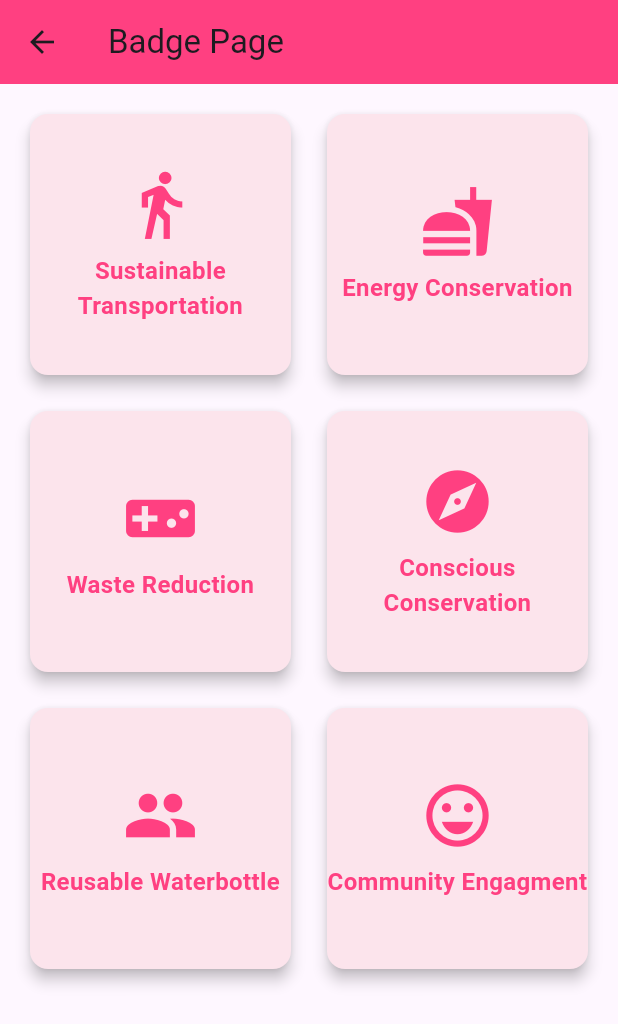
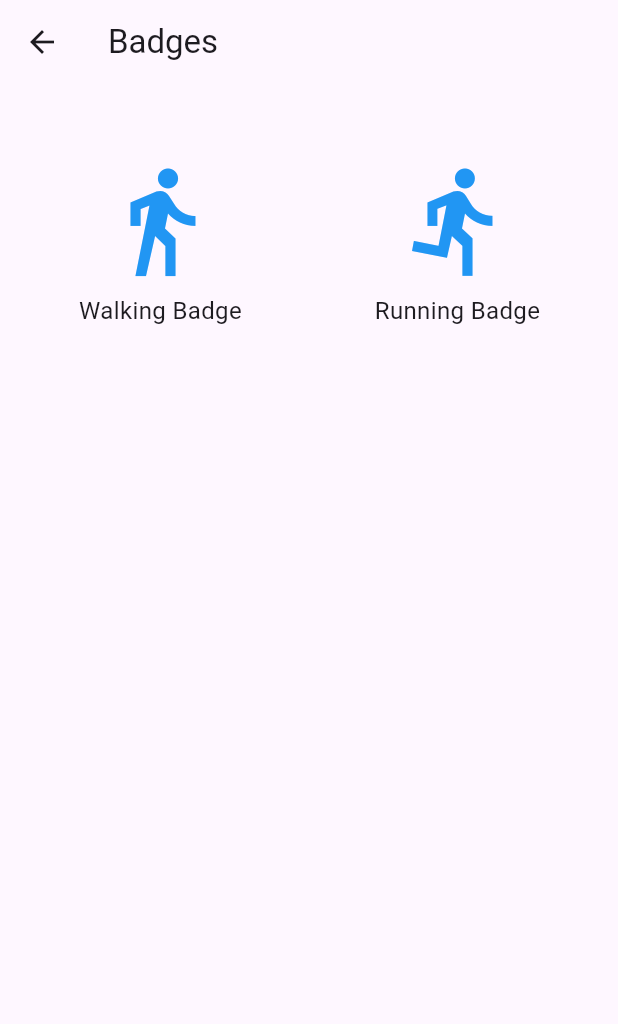
Before and after one commit to pharaguchi/tamazotchi, a Flutter app: the BadgePage screen opened directly, on a phone screen of 412 x 824 dp. Shown: the top 1024 px of the screen. Run offline on Flutter 3.47's test engine with Material 3 defaults, Android fonts, the phone set to English and light mode, and no system bars; our stand-ins replace cloud_firestore, firebase_auth, firebase_core, flutter_spinkit; accounts and stored records are empty; generated files the repository leaves out were written again.

Commit message:
some more updates

```diff
--- a/lib/screens/home/badges.dart
+++ b/lib/screens/home/badges.dart
@@ -1,119 +1,81 @@
-  import 'package:flutter/material.dart';
+import 'package:flutter/material.dart';
+import 'package:tamazotchi/screens/home/badgesDetail.dart';
 
-class BadgePage extends StatelessWidget {
-  // Sample data for badges
+class BadgePage extends StatefulWidget {
+  @override
+  _BadgePageState createState() => _BadgePageState();
+}
+
+class _BadgePageState extends State<BadgePage> {
+  // List of badges with milestone info
   final List<Map<String, dynamic>> badges = [
-    {'title': 'Sustainable Transportation', 'icon': Icons.directions_walk, 'description': 'Complete 10 walks with your pet.'},
-    {'title': 'Energy Conservation', 'icon': Icons.fastfood, 'description': 'Feed your pet 5 times a day.'},
-    {'title': 'Waste Reduction', 'icon': Icons.videogame_asset, 'description': 'Play games with your pet.'},
-    {'title': 'Conscious Conservation', 'icon': Icons.explore, 'description': 'Explore new places together.'},
-    {'title': 'Reusable Waterbottle', 'icon': Icons.group, 'description': 'Connect with other pet owners.'},
-    {'title': 'Community Engagment', 'icon': Icons.sentiment_very_satisfied, 'description': 'Complete happy tasks with your pet.'},
+    {
+      'title': 'Walking Badge',
+      'icon': Icons.directions_walk, // Icon for the badge
+      'description': 'Progress Check:',
+      'milestones': [
+        {'description': 'Walk 5 miles', 'goal': 5, 'progress': 5},
+        {'description': 'Walk 10 miles', 'goal': 10, 'progress': 10},
+        {'description': 'Walk 50 miles', 'goal': 50, 'progress': 13},
+      ]
+    },
+    {
+      'title': 'Running Badge',
+      'icon': Icons.directions_run, // Icon for running
+      'description': 'Progress Check:',
+      'milestones': [
+        {'description': 'Run 5 mile', 'goal': 5, 'progress': 5},
+        {'description': 'Run 10 miles', 'goal': 10, 'progress': 6},
+        {'description': 'Run 50 miles', 'goal': 50, 'progress': 6},
+      ]
+    },
+    // Add more badges as needed
   ];
+
+  // Navigate to detailed page for a specific badge
+  void _navigateToBadgeDetails(BuildContext context, int badgeIndex) {
+    Navigator.push(
+      context,
+      MaterialPageRoute(
+        builder: (context) => BadgeDetailsPage(badgeIndex: badgeIndex, badges: badges),
+      ),
+    );
+  }
 
   @override
   Widget build(BuildContext context) {
     return Scaffold(
-      appBar: AppBar(
-        title: Text('Badge Page'),
-        backgroundColor: Colors.pinkAccent,
-      ),
-      body: GridView.builder(
-        padding: const EdgeInsets.all(16),
-        gridDelegate: SliverGridDelegateWithFixedCrossAxisCount(
-          crossAxisCount: 2, // 2 badges per row
-          crossAxisSpacing: 16,
-          mainAxisSpacing: 16,
-        ),
-        itemCount: badges.length,
-        itemBuilder: (context, index) {
-          var badge = badges[index];
-          return GestureDetector(
-            onTap: () {
-              // Navigate to the badge detail page (You can create a new page for badge details)
-              Navigator.push(
-                context,
-                MaterialPageRoute(
-                  builder: (context) => BadgeDetailPage(
-                    title: badge['title'],
-                    description: badge['description'],
-                  ),
-                ),
-              );
-            },
-            child: Card(
-              color: Colors.pink[50],
-              elevation: 4,
-              shape: RoundedRectangleBorder(
-                borderRadius: BorderRadius.circular(12),
-              ),
+      appBar: AppBar(title: Text("Badges")),
+      body: Padding(
+        padding: const EdgeInsets.all(16.0),
+        child: GridView.builder(
+          gridDelegate: SliverGridDelegateWithFixedCrossAxisCount(
+            crossAxisCount: 2,  // 2 columns
+            crossAxisSpacing: 16,  // Space between columns
+            mainAxisSpacing: 16,   // Space between rows
+          ),
+          itemCount: badges.length,
+          itemBuilder: (context, index) {
+            return GestureDetector(
+              onTap: () => _navigateToBadgeDetails(context, index),
               child: Column(
                 mainAxisAlignment: MainAxisAlignment.center,
-                crossAxisAlignment: CrossAxisAlignment.center,
                 children: [
                   Icon(
-                    badge['icon'],
-                    size: 50,
-                    color: Colors.pinkAccent,
+                    badges[index]['icon'],
+                    size: 80,  // Icon size
+                    color: Colors.blue,
                   ),
                   SizedBox(height: 8),
                   Text(
-                    badge['title'],
+                    badges[index]['title'],
                     textAlign: TextAlign.center,
-                    style: TextStyle(
-                      fontWeight: FontWeight.bold,
-                      fontSize: 16,
-                      color: Colors.pinkAccent,
-                    ),
+                    style: TextStyle(fontSize: 16),
                   ),
                 ],
               ),
-            ),
-          );
-        },
-      ),
-    );
-  }
-}
-
-class BadgeDetailPage extends StatelessWidget {
-  final String title;
-  final String description;
-
-  BadgeDetailPage({required this.title, required this.description});
-
-  @override
-  Widget build(BuildContext context) {
-    return Scaffold(
-      appBar: AppBar(
-        title: Text(title),
-        backgroundColor: Colors.pinkAccent,
-      ),
-      body: Padding(
-        padding: const EdgeInsets.all(16),
-        child: Column(
-          crossAxisAlignment: CrossAxisAlignment.start,
-          children: [
-            Icon(
-              Icons.star,
-              size: 100,
-              color: Colors.pinkAccent,
-            ),
-            SizedBox(height: 16),
-            Text(
-              title,
-              style: TextStyle(
-                fontSize: 32,
-                fontWeight: FontWeight.bold,
-                color: Colors.pinkAccent,
-              ),
-            ),
-            SizedBox(height: 16),
-            Text(
-              description,
-              style: TextStyle(fontSize: 18),
-            ),
-          ],
+            );
+          },
         ),
       ),
     );
```
Also changed, not shown: lib/screens/home/badgesDetail.dart (added, +147 -0 lines), 1 other file.
